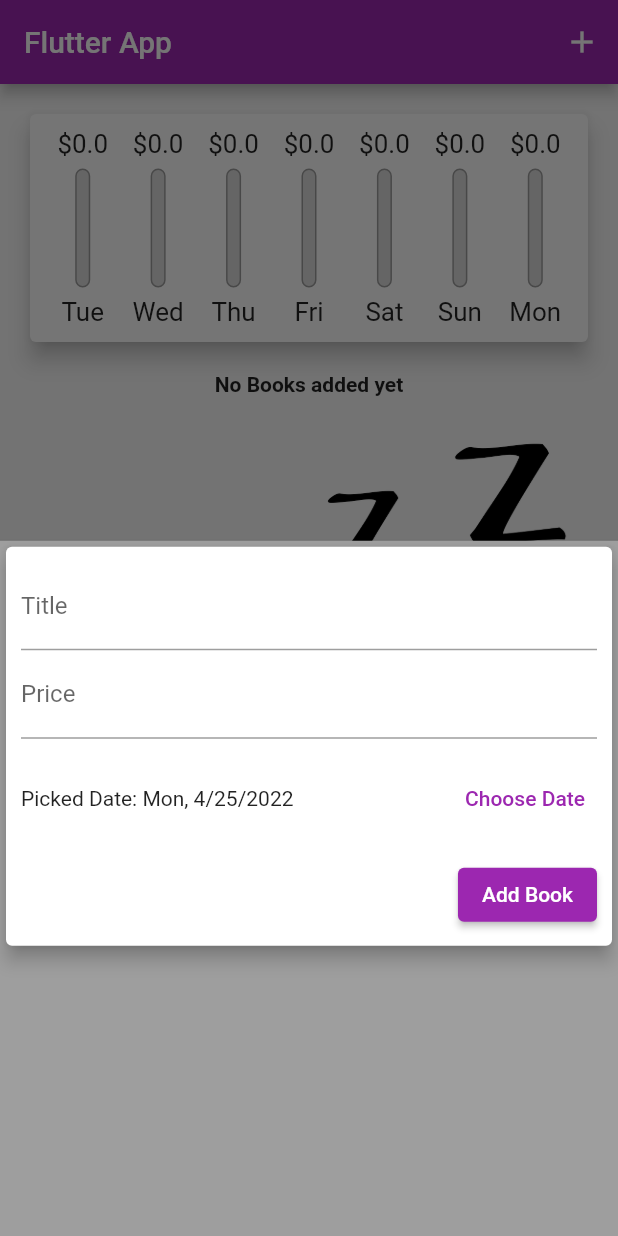
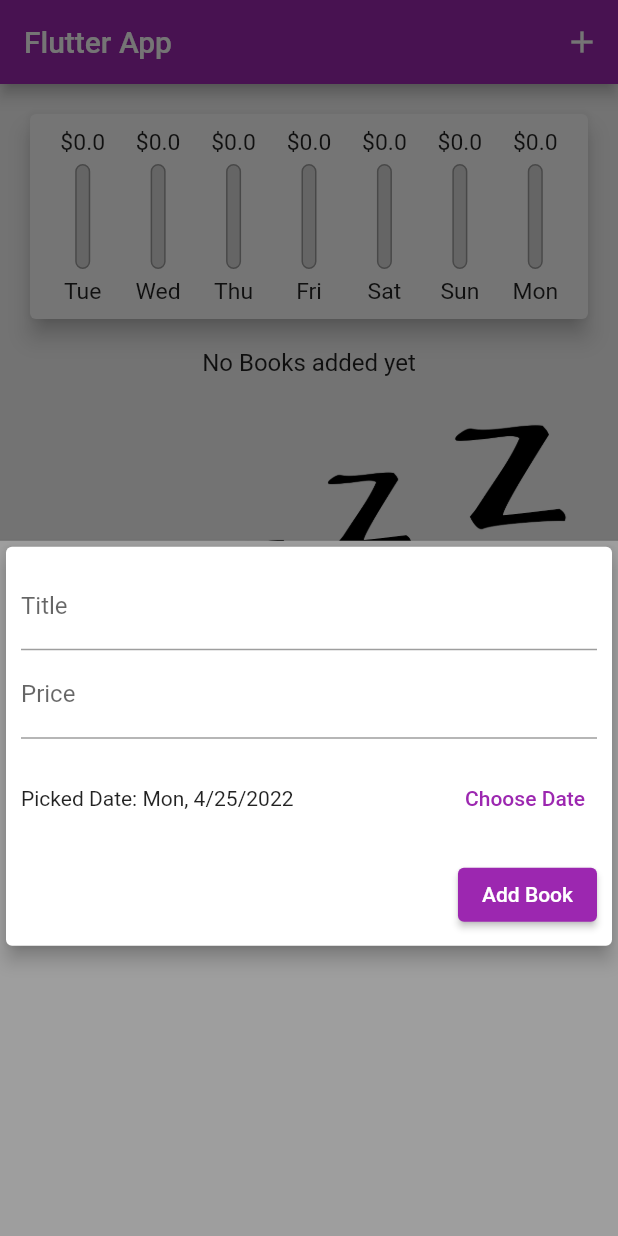
Before and after one commit to hdwhitem/Personal_Expenses_App, a Flutter app: the screen it shows after launch, after a tap on the "delete" icon, after a tap on the "add" icon, on a phone screen of 412 x 824 dp. Run offline on Flutter 3.47's test engine with Material 2 defaults, Android fonts, the phone set to English and light mode, and no system bars; Roboto replaces fonts that are missing (Quicksand).

Commit message:
Using Cupertino (iOS) Widgets

```diff
--- a/lib/main.dart
+++ b/lib/main.dart
@@ -1,5 +1,7 @@
 //import 'package:flutter/services.dart';
 import 'dart:io';
+import 'package:flutter/cupertino.dart';
+
 import 'widgets/chart.dart';
 
 import 'widgets/book_list.dart';
@@ -121,7 +123,22 @@ class _HomeScreenState extends State<HomeScreen> {
     final mediaQuery = MediaQuery.of(context);
     final isLandscape = mediaQuery.orientation == Orientation.landscape;
 
-    final appBar = AppBar(
+    final appBar;
+    if (Platform.isIOS) {
+      appBar = CupertinoNavigationBar(
+        middle: Text('Personal Expenses'),
+        trailing: Row(
+          mainAxisSize: MainAxisSize.min,
+          children: <Widget>[
+            GestureDetector(
+              child: const Icon(CupertinoIcons.add),
+              onTap: () => _startAddNewBook(context),
+            )
+          ],
+        ),
+      );
+    } else {
+      appBar = AppBar(
         title: const Text('Flutter App'),
         actions: <Widget>[
           IconButton(
@@ -130,6 +147,7 @@ class _HomeScreenState extends State<HomeScreen> {
           )
         ],
       );
+    }
 
     final txListWidget = Container(
       height: (mediaQuery.size.height -
@@ -141,9 +159,8 @@ class _HomeScreenState extends State<HomeScreen> {
         deleteTx: _deleteTransaction,
       ),
     );
-    return Scaffold(
-      appBar: appBar,
-      body: SingleChildScrollView(
+    final pageBody = SafeArea(
+        child: SingleChildScrollView(
       child: Column(
           //mainAxisAlignment: MainAxisAlignment.spaceAround,
           crossAxisAlignment: CrossAxisAlignment.stretch,
@@ -152,7 +169,10 @@ class _HomeScreenState extends State<HomeScreen> {
               Row(
                 mainAxisAlignment: MainAxisAlignment.center,
                 children: <Widget>[
-                    Text('Show Chart'),
+                  Text(
+                    'Show Chart',
+                    style: Theme.of(context).textTheme.titleMedium,
+                  ),
                   Switch.adaptive(
                     activeColor: Theme.of(context).accentColor,
                     value: _showChart,
@@ -169,7 +189,7 @@ class _HomeScreenState extends State<HomeScreen> {
                 height: (mediaQuery.size.height -
                         appBar.preferredSize.height -
                         mediaQuery.padding.top) *
-                      0.25,
+                    0.23,
                 child: Chart(recentTransactions: _recentTransactions),
               ),
             if (!isLandscape) txListWidget,
@@ -184,8 +204,18 @@ class _HomeScreenState extends State<HomeScreen> {
                     )
                   : txListWidget
           ]),
-      ),
-      floatingActionButtonLocation: FloatingActionButtonLocation.centerFloat,
+    ));
+
+    return Platform.isIOS
+        ? CupertinoPageScaffold(
+            child: pageBody,
+            navigationBar: appBar,
+          )
+        : Scaffold(
+            appBar: appBar,
+            body: pageBody,
+            floatingActionButtonLocation:
+                FloatingActionButtonLocation.centerFloat,
             floatingActionButton: Platform.isIOS
                 ? Container()
                 : FloatingActionButton(
--- a/lib/widgets/book_list.dart
+++ b/lib/widgets/book_list.dart
@@ -16,11 +16,11 @@ class BookList extends StatelessWidget {
         ? LayoutBuilder(builder: (ctx, constraints) {
             return Column(
               children: <Widget>[
-                const Text(
+                Text(
                   'No Books added yet',
-                  style: TextStyle(fontWeight: FontWeight.bold),
+                  style: Theme.of(context).textTheme.titleMedium,
                 ),
-                SizedBox(
+                const SizedBox(
                   height: 20,
                 ),
                 Container(
--- a/lib/widgets/new_book.dart
+++ b/lib/widgets/new_book.dart
@@ -1,3 +1,6 @@
+import 'dart:io';
+
+import 'package:flutter/cupertino.dart';
 import 'package:flutter/material.dart';
 import 'package:intl/intl.dart';
 
@@ -59,12 +62,30 @@ class _NewBookState extends State<NewBook> {
             bottom: MediaQuery.of(context).viewInsets.bottom + 10,
           ),
           child: Column(children: <Widget>[
-            TextField(
+            Platform.isIOS
+                ? Container(
+                    margin: const EdgeInsets.all(10),
+                    child: CupertinoTextField(
+                        placeholder: 'Title',
+                        controller: _titleController,
+                        onSubmitted: (_) => _submitData,
+                        keyboardType: TextInputType.text),
+                  )
+                : TextField(
                     decoration: const InputDecoration(labelText: 'Title'),
                     controller: _titleController,
                     onSubmitted: (_) => _submitData,
                   ),
-            TextField(
+            Platform.isIOS
+                ? Container(
+                    margin: const EdgeInsets.all(10),
+                    child: CupertinoTextField(
+                        placeholder: 'Price',
+                        controller: _priceController,
+                        onSubmitted: (_) => _submitData,
+                        keyboardType: TextInputType.number),
+                  )
+                : TextField(
                     decoration: const InputDecoration(labelText: 'Price'),
                     controller: _priceController,
                     keyboardType: TextInputType.number,
@@ -81,7 +102,7 @@ class _NewBookState extends State<NewBook> {
                     ),
                   ),
                   TextButton(
-                    child: Text('Choose Date'),
+                    child: const Text('Choose Date'),
                     style: TextButton.styleFrom(
                       primary: Theme.of(context).primaryColor,
                     ),
@@ -94,7 +115,7 @@ class _NewBookState extends State<NewBook> {
               mainAxisAlignment: MainAxisAlignment.end,
               children: <Widget>[
                 ElevatedButton(
-                  child: Text('Add Book'),
+                  child: const Text('Add Book'),
                   style: ElevatedButton.styleFrom(
                     primary: Theme.of(context).primaryColor,
                     onPrimary: Theme.of(context).textTheme.button!.color,
```
Lines whose indentation alone changed are shown as unchanged.
